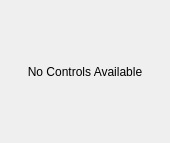
The window that src/modules/partials/gui/modulewidget.ui (disorderedmaterials/dissolve) describes before a commit, drawn with Qt 5.
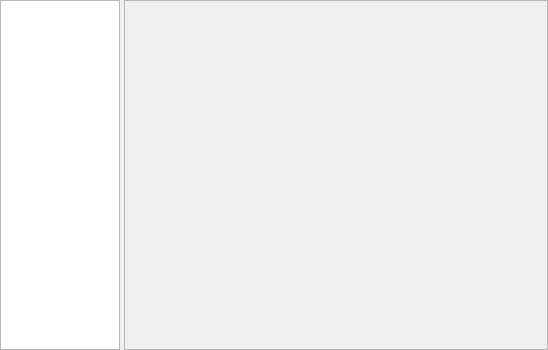
The same window after the commit.

Diff of the .ui file:
```diff
--- a/src/modules/partials/gui/modulewidget.ui
+++ b/src/modules/partials/gui/modulewidget.ui
@@ -6,8 +6,8 @@
    <rect>
     <x>0</x>
     <y>0</y>
-    <width>170</width>
-    <height>143</height>
+    <width>548</width>
+    <height>350</height>
    </rect>
   </property>
   <property name="sizePolicy">
@@ -19,15 +19,123 @@
   <property name="windowTitle">
    <string>Partials Controls</string>
   </property>
-  <layout class="QVBoxLayout" name="verticalLayout">
+  <layout class="QHBoxLayout" name="horizontalLayout_3">
+   <property name="spacing">
+    <number>4</number>
+   </property>
+   <property name="leftMargin">
+    <number>0</number>
+   </property>
+   <property name="topMargin">
+    <number>0</number>
+   </property>
+   <property name="rightMargin">
+    <number>0</number>
+   </property>
+   <property name="bottomMargin">
+    <number>0</number>
+   </property>
    <item>
-    <widget class="QLabel" name="label">
-     <property name="text">
-      <string>No Controls Available</string>
+    <widget class="QWidget" name="ControlsWidget" native="true">
+     <property name="sizePolicy">
+      <sizepolicy hsizetype="Minimum" vsizetype="Expanding">
+       <horstretch>1</horstretch>
+       <verstretch>0</verstretch>
+      </sizepolicy>
      </property>
-     <property name="alignment">
-      <set>Qt::AlignCenter</set>
+     <property name="maximumSize">
+      <size>
+       <width>120</width>
+       <height>16777215</height>
+      </size>
      </property>
+     <property name="baseSize">
+      <size>
+       <width>0</width>
+       <height>0</height>
+      </size>
+     </property>
+     <layout class="QHBoxLayout" name="horizontalLayout_2">
+      <property name="spacing">
+       <number>4</number>
+      </property>
+      <property name="leftMargin">
+       <number>0</number>
+      </property>
+      <property name="topMargin">
+       <number>0</number>
+      </property>
+      <property name="rightMargin">
+       <number>0</number>
+      </property>
+      <property name="bottomMargin">
+       <number>0</number>
+      </property>
+      <item>
+       <widget class="QTreeWidget" name="SourcesTree">
+        <property name="sizePolicy">
+         <sizepolicy hsizetype="Expanding" vsizetype="Expanding">
+          <horstretch>0</horstretch>
+          <verstretch>0</verstretch>
+         </sizepolicy>
+        </property>
+        <attribute name="headerVisible">
+         <bool>false</bool>
+        </attribute>
+        <column>
+         <property name="text">
+          <string notr="true">1</string>
+         </property>
+        </column>
+       </widget>
+      </item>
+     </layout>
+    </widget>
+   </item>
+   <item>
+    <widget class="QWidget" name="MainWidget" native="true">
+     <property name="sizePolicy">
+      <sizepolicy hsizetype="Expanding" vsizetype="Expanding">
+       <horstretch>99</horstretch>
+       <verstretch>99</verstretch>
+      </sizepolicy>
+     </property>
+     <layout class="QHBoxLayout" name="horizontalLayout">
+      <property name="spacing">
+       <number>4</number>
+      </property>
+      <property name="leftMargin">
+       <number>0</number>
+      </property>
+      <property name="topMargin">
+       <number>0</number>
+      </property>
+      <property name="rightMargin">
+       <number>0</number>
+      </property>
+      <property name="bottomMargin">
+       <number>0</number>
+      </property>
+      <item>
+       <widget class="QFrame" name="PlotWidget">
+        <property name="sizePolicy">
+         <sizepolicy hsizetype="Expanding" vsizetype="Expanding">
+          <horstretch>0</horstretch>
+          <verstretch>0</verstretch>
+         </sizepolicy>
+        </property>
+        <property name="acceptDrops">
+         <bool>true</bool>
+        </property>
+        <property name="frameShape">
+         <enum>QFrame::StyledPanel</enum>
+        </property>
+        <property name="frameShadow">
+         <enum>QFrame::Sunken</enum>
+        </property>
+       </widget>
+      </item>
+     </layout>
     </widget>
    </item>
   </layout>
```
Left out of the diff: 7 changed lines with no effect on the pictures.
